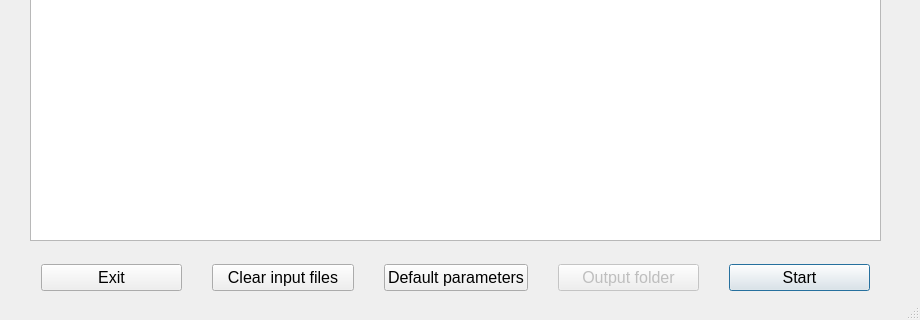
toppic-suite/toppic-suite, file src/gui/toppic/toppicwindow.ui: the form before one commit; both pictures show x 0 to 920 and y 380 to 700 of the 920 by 700 pixel window.
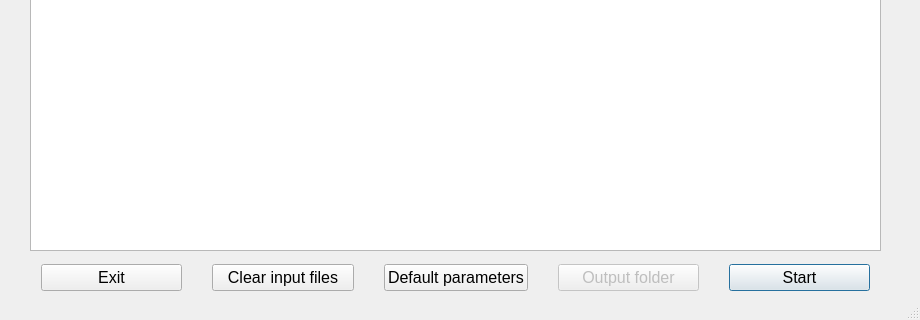
The form after the commit. Icons and pictures are not drawn.

Commit message: Slightly adjusted the gui.

What changed in the file:
```diff
--- a/src/gui/toppic/toppicwindow.ui
+++ b/src/gui/toppic/toppicwindow.ui
@@ -42,7 +42,7 @@
       <x>30</x>
       <y>350</y>
       <width>851</width>
-      <height>271</height>
+      <height>281</height>
      </rect>
     </property>
     <property name="font">
```
The commit also changes 2 other files.
